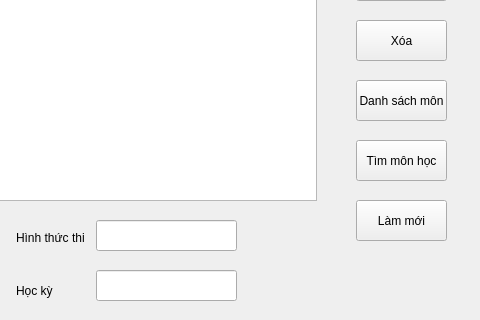
Qt form ui/quanlymonhoc.ui (Ducquy2/BTL_Python_Nhom09) before a commit; both pictures show x 404 to 884 and y 170 to 490 of the 884 by 576 pixel window.
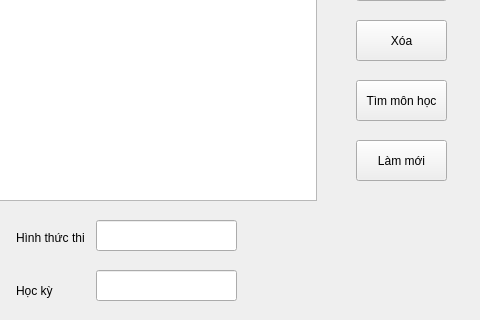
The same form after that commit.

```diff
--- a/ui/quanlymonhoc.ui
+++ b/ui/quanlymonhoc.ui
@@ -99,19 +99,6 @@
      <string>Xóa</string>
     </property>
    </widget>
-   <widget class="QPushButton" name="btnDSMH">
-    <property name="geometry">
-     <rect>
-      <x>760</x>
-      <y>250</y>
-      <width>91</width>
-      <height>41</height>
-     </rect>
-    </property>
-    <property name="text">
-     <string>Danh sách môn</string>
-    </property>
-   </widget>
    <widget class="QLineEdit" name="txtMamh">
     <property name="geometry">
      <rect>
@@ -254,7 +241,7 @@
     <property name="geometry">
      <rect>
       <x>760</x>
-      <y>310</y>
+      <y>250</y>
       <width>91</width>
       <height>41</height>
      </rect>
@@ -267,7 +254,7 @@
     <property name="geometry">
      <rect>
       <x>760</x>
-      <y>370</y>
+      <y>310</y>
       <width>91</width>
       <height>41</height>
      </rect>
```
Left out of the diff: 2 changed lines with no effect on the pictures.
